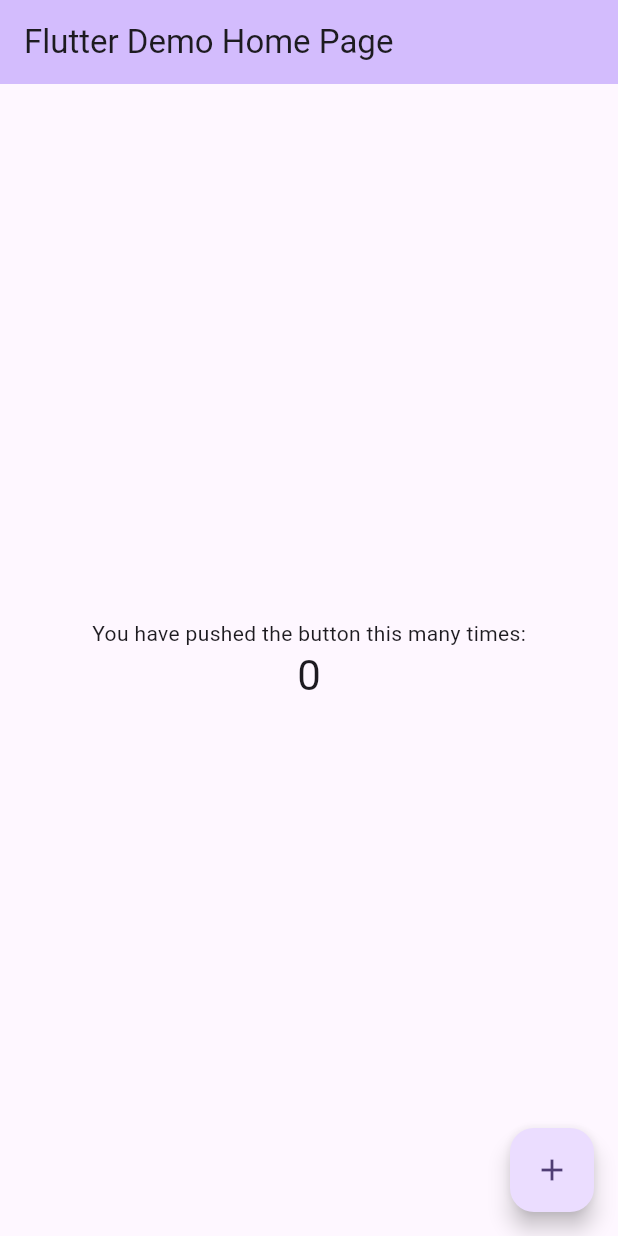
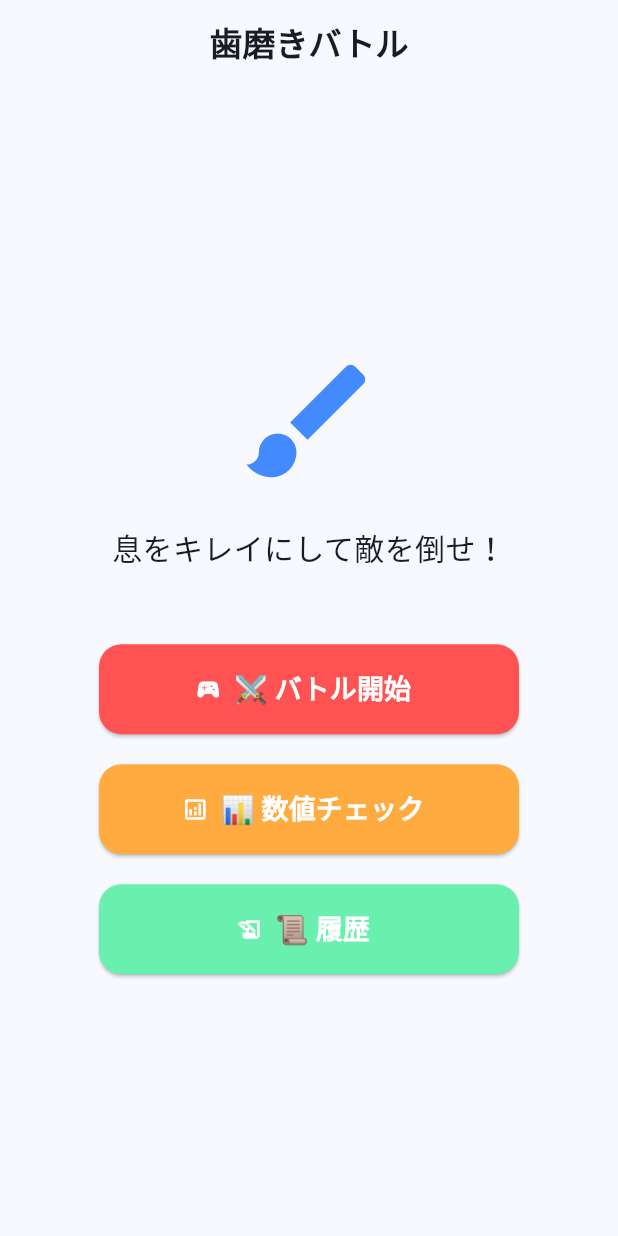
Before and after one commit to Laur3121/hackthon_hacku2026_techtechtechnology, a Flutter app: the screen it shows after launch, on a phone screen of 412 x 824 dp. Run offline on Flutter 3.47's test engine with Material 3 defaults, Android fonts, the phone set to English and light mode, and no system bars; our stand-ins replace firebase_core, firebase_database; accounts and stored records are empty.

Commit message:
sample 画面

```diff
--- a/breath_checker/lib/main.dart
+++ b/breath_checker/lib/main.dart
@@ -1,122 +1,168 @@
 import 'package:flutter/material.dart';
+import 'package:firebase_core/firebase_core.dart';
+import 'package:firebase_database/firebase_database.dart';
+import 'firebase_options.dart';
 
-void main() {
-  runApp(const MyApp());
+void main() async {
+  WidgetsFlutterBinding.ensureInitialized();
+  await Firebase.initializeApp(
+    options: DefaultFirebaseOptions.currentPlatform,
+  );
+  runApp(const ToothbrushBattleApp());
 }
 
-class MyApp extends StatelessWidget {
-  const MyApp({super.key});
+class ToothbrushBattleApp extends StatelessWidget {
+  const ToothbrushBattleApp({super.key});
 
-  // This widget is the root of your application.
   @override
   Widget build(BuildContext context) {
     return MaterialApp(
-      title: 'Flutter Demo',
+      title: '歯磨きバトル',
       theme: ThemeData(
-        // This is the theme of your application.
-        //
-        // TRY THIS: Try running your application with "flutter run". You'll see
-        // the application has a purple toolbar. Then, without quitting the app,
-        // try changing the seedColor in the colorScheme below to Colors.green
-        // and then invoke "hot reload" (save your changes or press the "hot
-        // reload" button in a Flutter-supported IDE, or press "r" if you used
-        // the command line to start the app).
-        //
-        // Notice that the counter didn't reset back to zero; the application
-        // state is not lost during the reload. To reset the state, use hot
-        // restart instead.
-        //
-        // This works for code too, not just values: Most code changes can be
-        // tested with just a hot reload.
-        colorScheme: .fromSeed(seedColor: Colors.deepPurple),
+        colorScheme: ColorScheme.fromSeed(seedColor: Colors.blue),
+        useMaterial3: true,
       ),
-      home: const MyHomePage(title: 'Flutter Demo Home Page'),
+      home: const HomeScreen(),
+      routes: {
+        // ここで const を外して定義します
+        '/battle': (context) => const BattleScreen(),
+        '/measure': (context) => const MeasureScreen(),
+        '/history': (context) => const HistoryScreen(),
+      },
+      debugShowCheckedModeBanner: false,
     );
   }
 }
 
-class MyHomePage extends StatefulWidget {
-  const MyHomePage({super.key, required this.title});
-
-  // This widget is the home page of your application. It is stateful, meaning
-  // that it has a State object (defined below) that contains fields that affect
-  // how it looks.
-
-  // This class is the configuration for the state. It holds the values (in this
-  // case the title) provided by the parent (in this case the App widget) and
-  // used by the build method of the State. Fields in a Widget subclass are
-  // always marked "final".
-
-  final String title;
+// ==========================================================
+// 1. ホーム画面
+// ==========================================================
+class HomeScreen extends StatelessWidget {
+  const HomeScreen({super.key});
 
   @override
-  State<MyHomePage> createState() => _MyHomePageState();
+  Widget build(BuildContext context) {
+    return Scaffold(
+      appBar: AppBar(
+        title: const Text('歯磨きバトル', style: TextStyle(fontWeight: FontWeight.bold)),
+        centerTitle: true,
+      ),
+      body: Center(
+        child: Column(
+          mainAxisAlignment: MainAxisAlignment.center,
+          children: [
+            const Icon(Icons.brush, size: 100, color: Colors.blueAccent),
+            const SizedBox(height: 20),
+            const Text('息をキレイにして敵を倒せ！', style: TextStyle(fontSize: 20)),
+            const SizedBox(height: 50),
+            _buildMenuButton(context, title: '⚔️ バトル開始', icon: Icons.sports_esports, color: Colors.redAccent, routeName: '/battle'),
+            const SizedBox(height: 20),
+            _buildMenuButton(context, title: '📊 数値チェック', icon: Icons.analytics_outlined, color: Colors.orangeAccent, routeName: '/measure'),
+            const SizedBox(height: 20),
+            _buildMenuButton(context, title: '📜 履歴', icon: Icons.history_edu, color: Colors.greenAccent, routeName: '/history'),
+          ],
+        ),
+      ),
+    );
+  }
+
+  Widget _buildMenuButton(BuildContext context, {required String title, required IconData icon, required Color color, required String routeName}) {
+    return SizedBox(
+      width: 280,
+      height: 60,
+      child: ElevatedButton.icon(
+        icon: Icon(icon, color: Colors.white),
+        label: Text(title, style: const TextStyle(fontSize: 18, color: Colors.white, fontWeight: FontWeight.bold)),
+        style: ElevatedButton.styleFrom(backgroundColor: color, shape: RoundedRectangleBorder(borderRadius: BorderRadius.circular(15))),
+        onPressed: () => Navigator.pushNamed(context, routeName),
+      ),
+    );
+  }
 }
 
-class _MyHomePageState extends State<MyHomePage> {
-  int _counter = 0;
+// ==========================================================
+// 2. 数値チェック画面（生データを表示）
+// ==========================================================
+class MeasureScreen extends StatefulWidget {
+  const MeasureScreen({super.key});
 
-  void _incrementCounter() {
-    setState(() {
-      // This call to setState tells the Flutter framework that something has
-      // changed in this State, which causes it to rerun the build method below
-      // so that the display can reflect the updated values. If we changed
-      // _counter without calling setState(), then the build method would not be
-      // called again, and so nothing would appear to happen.
-      _counter++;
+  @override
+  State<MeasureScreen> createState() => _MeasureScreenState();
+}
+
+class _MeasureScreenState extends State<MeasureScreen> {
+  final DatabaseReference _dbRef = FirebaseDatabase.instance.ref('sensor');
+  int _rawValue = 0;
+
+  @override
+  void initState() {
+    super.initState();
+    // ESP32側でFirebaseに送るキー名を 'rawValue' に想定しています
+    _dbRef.child('rawValue').onValue.listen((DatabaseEvent event) {
+      if (mounted && event.snapshot.value != null) {
+        setState(() {
+          _rawValue = int.parse(event.snapshot.value.toString());
+        });
+      }
     });
   }
 
   @override
   Widget build(BuildContext context) {
-    // This method is rerun every time setState is called, for instance as done
-    // by the _incrementCounter method above.
-    //
-    // The Flutter framework has been optimized to make rerunning build methods
-    // fast, so that you can just rebuild anything that needs updating rather
-    // than having to individually change instances of widgets.
     return Scaffold(
-      appBar: AppBar(
-        // TRY THIS: Try changing the color here to a specific color (to
-        // Colors.amber, perhaps?) and trigger a hot reload to see the AppBar
-        // change color while the other colors stay the same.
-        backgroundColor: Theme.of(context).colorScheme.inversePrimary,
-        // Here we take the value from the MyHomePage object that was created by
-        // the App.build method, and use it to set our appbar title.
-        title: Text(widget.title),
-      ),
+      appBar: AppBar(title: const Text('📊 数値チェック')),
       body: Center(
-        // Center is a layout widget. It takes a single child and positions it
-        // in the middle of the parent.
         child: Column(
-          // Column is also a layout widget. It takes a list of children and
-          // arranges them vertically. By default, it sizes itself to fit its
-          // children horizontally, and tries to be as tall as its parent.
-          //
-          // Column has various properties to control how it sizes itself and
-          // how it positions its children. Here we use mainAxisAlignment to
-          // center the children vertically; the main axis here is the vertical
-          // axis because Columns are vertical (the cross axis would be
-          // horizontal).
-          //
-          // TRY THIS: Invoke "debug painting" (choose the "Toggle Debug Paint"
-          // action in the IDE, or press "p" in the console), to see the
-          // wireframe for each widget.
-          mainAxisAlignment: .center,
+          mainAxisAlignment: MainAxisAlignment.center,
           children: [
-            const Text('You have pushed the button this many times:'),
+            const Text('現在のセンサー数値', style: TextStyle(fontSize: 24)),
+            const SizedBox(height: 10),
             Text(
-              '$_counter',
-              style: Theme.of(context).textTheme.headlineMedium,
+              '$_rawValue',
+              style: const TextStyle(fontSize: 120, fontWeight: FontWeight.bold, color: Colors.blue),
+            ),
+            const SizedBox(height: 20),
+            const Padding(
+              padding: EdgeInsets.symmetric(horizontal: 40),
+              child: Text('※この数値が低いほど、息がクリーンな状態です。', textAlign: TextAlign.center, style: TextStyle(color: Colors.grey)),
             ),
           ],
         ),
       ),
-      floatingActionButton: FloatingActionButton(
-        onPressed: _incrementCounter,
-        tooltip: 'Increment',
-        child: const Icon(Icons.add),
+    );
+  }
+}
+
+// ==========================================================
+// 3. バトル画面（土台）
+// ==========================================================
+class BattleScreen extends StatelessWidget {
+  const BattleScreen({super.key});
+
+  @override
+  Widget build(BuildContext context) {
+    return Scaffold(
+      appBar: AppBar(title: const Text('⚔️ バトル')),
+      body: const Center(
+        child: Text('ここに戦闘画面を作っていきます！', style: TextStyle(fontSize: 20)),
       ),
     );
   }
 }
+
+// ==========================================================
+// 4. 履歴画面（土台）
+// ==========================================================
+class HistoryScreen extends StatelessWidget {
+  const HistoryScreen({super.key});
+
+  @override
+  Widget build(BuildContext context) {
+    return Scaffold(
+      appBar: AppBar(title: const Text('📜 履歴')),
+      body: const Center(
+        child: Text('ここに過去の記録を表示します！', style: TextStyle(fontSize: 20)),
+      ),
+    );
+  }
+}
```
